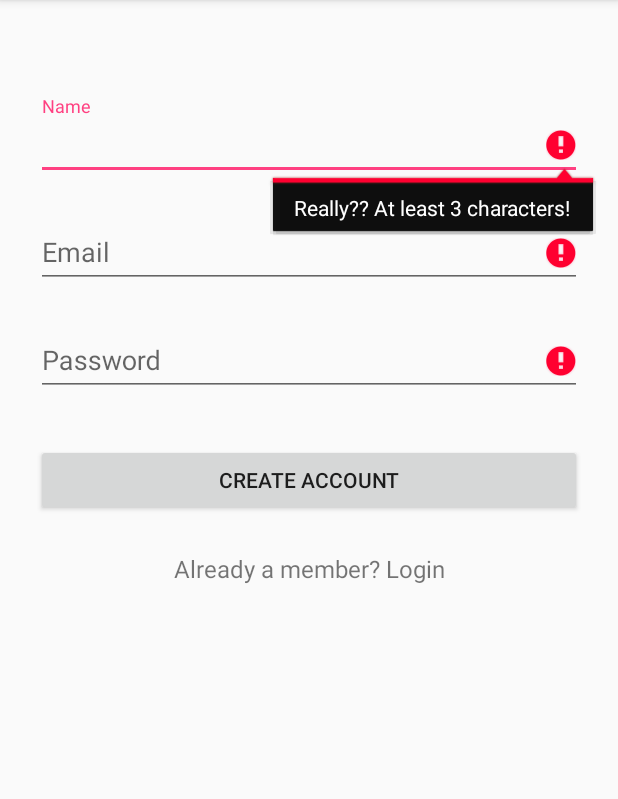
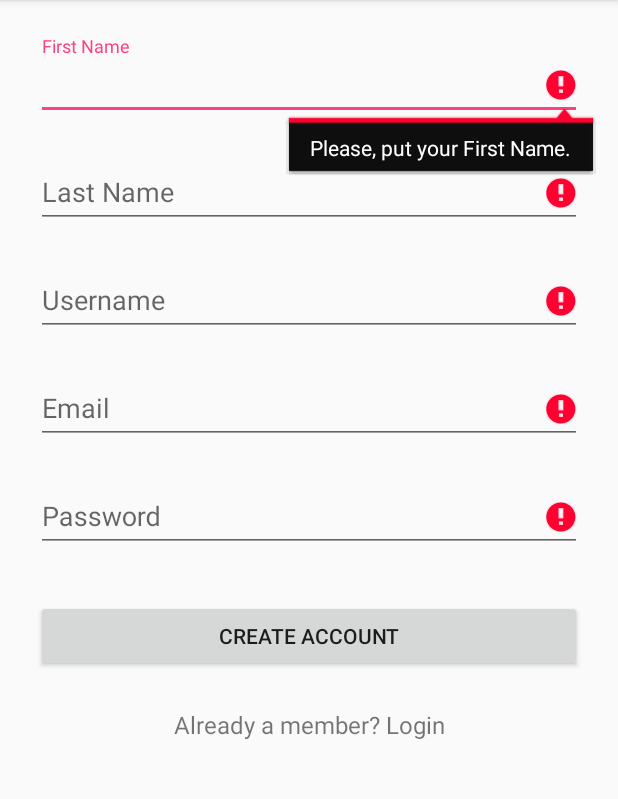
Before and after one commit to miguefra/NightBars, an Android app: the SignUpActivity screen opened directly, with no data from a screen before it, after a tap on "CREATE ACCOUNT", on a phone screen of 412 x 824 dp, the part 84-883 px from its top. Run offline under Robolectric (Android 15) with nearby library versions, the phone set to English and light mode, and no system bars; our stand-ins replace ButterKnife.

Commit message:
Añadida guardar sesión de usuario (OJO al hacer login se te guarda la sesión y no hay botón de logout, hay que borrar la cache de la app). Mejorada la vista de SignUp. Añadidos los campos que faltaban. Añadidas variables en strings.xml (código más limpio). Creados modelos Place y Review (no se si hará falta).

```diff
--- a/NightBars/app/src/main/java/nightbars/nightbars/AddActivity.java
+++ b/NightBars/app/src/main/java/nightbars/nightbars/AddActivity.java
@@ -1,8 +1,5 @@
 package nightbars.nightbars;
 
-/**
- * Created by Miguel on 25/04/2017.
- */
+public class AddActivity {
 
-public class AddActivity {
 }
--- a/NightBars/app/src/main/java/nightbars/nightbars/MenuActivity.java
+++ b/NightBars/app/src/main/java/nightbars/nightbars/MenuActivity.java
@@ -1,8 +1,5 @@
 package nightbars.nightbars;
 
-/**
- * Created by Miguel on 25/04/2017.
- */
+public class MenuActivity {
 
-public class MenuActivity {
 }
--- a/NightBars/app/src/main/java/nightbars/nightbars/SignUpActivity.java
+++ b/NightBars/app/src/main/java/nightbars/nightbars/SignUpActivity.java
@@ -19,8 +19,12 @@ public class SignUpActivity extends AppCompatActivity implements TaskCallback {
     private String IP = "sql8.freesqldatabase.com:3306";
     private String dataBase = "/sql8170846";
 
-    @InjectView(R.id.input_name)
-    EditText nameText;
+    @InjectView(R.id.input_fname)
+    EditText fnameText;
+    @InjectView(R.id.input_lname)
+    EditText lnameText;
+    @InjectView(R.id.input_username)
+    EditText usernameText;
     @InjectView(R.id.input_email)
     EditText emailText;
     @InjectView(R.id.input_password)
@@ -62,9 +66,9 @@ public class SignUpActivity extends AppCompatActivity implements TaskCallback {
 
         signupButton.setEnabled(false);
 
-        String fname = nameText.getText().toString();
-        String lname = nameText.getText().toString();
-        String username = nameText.getText().toString();
+        String fname = fnameText.getText().toString();
+        String lname = lnameText.getText().toString();
+        String username = usernameText.getText().toString();
         String email = emailText.getText().toString();
         String password = passwordText.getText().toString();
 
@@ -98,15 +102,31 @@ public class SignUpActivity extends AppCompatActivity implements TaskCallback {
     public boolean validate() {
         boolean valid = true;
 
-        String name = nameText.getText().toString();
+        String fname = fnameText.getText().toString();
+        String lname = lnameText.getText().toString();
+        String username = usernameText.getText().toString();
         String email = emailText.getText().toString();
         String password = passwordText.getText().toString();
 
-        if (name.isEmpty() || name.length() < 3) {
-            nameText.setError("Really?? At least 3 characters!");
+        if (fname.isEmpty()) {
+            fnameText.setError("Please, put your First Name.");
             valid = false;
         } else {
-            nameText.setError(null);
+            fnameText.setError(null);
+        }
+
+        if (lname.isEmpty()) {
+            lnameText.setError("Eey, put your Last Name too, please.");
+            valid = false;
+        } else {
+            lnameText.setError(null);
+        }
+
+        if (username.isEmpty() || username.length() < 3) {
+            usernameText.setError("Really?? At least 3 characters!");
+            valid = false;
+        } else {
+            usernameText.setError(null);
         }
 
         if (email.isEmpty() || !android.util.Patterns.EMAIL_ADDRESS.matcher(email).matches()) {
--- a/NightBars/app/src/main/java/nightbars/nightbars/app/ConexionDBSignUp.java
+++ b/NightBars/app/src/main/java/nightbars/nightbars/app/ConexionDBSignUp.java
@@ -36,6 +36,7 @@ public class ConexionDBSignUp extends AsyncTask<String, Integer, Integer> {
             conn = DriverManager.getConnection("jdbc:mysql://" + strings[0] + strings[1], "sql8170846", "6mgd7pf7cJ");
 
             // TODO: Comprobar que no exista ese correo.
+            // TODO: Comprobar que no exista el username.
             Statement estado = conn.createStatement();
             System.out.println("Conexion establecida");
             String peticion = "INSERT INTO User(fname, lname, username, email, pass) VALUES('"+ strings[2] + "', '" + strings[3] + "', '"+ strings[4] + "', '" + strings[5] +"', '"+ strings[6] + "')";
--- a/NightBars/app/src/main/res/layout/activity_sign_up.xml
+++ b/NightBars/app/src/main/res/layout/activity_sign_up.xml
@@ -15,7 +15,7 @@
             android:orientation="vertical"
             android:layout_width="match_parent"
             android:layout_height="wrap_content"
-            android:paddingTop="56dp"
+            android:paddingTop="16dp"
             android:paddingLeft="24dp"
             android:paddingRight="24dp">
 
@@ -25,17 +25,43 @@
                 android:layout_marginBottom="24dp"
                 android:layout_gravity="center_horizontal" />-->
 
-            <!--  Name Label -->
+            <!--  First Name Label -->
             <android.support.design.widget.TextInputLayout
                 android:layout_width="match_parent"
                 android:layout_height="wrap_content"
                 android:layout_marginTop="8dp"
                 android:layout_marginBottom="8dp">
-                <EditText android:id="@+id/input_name"
+                <EditText android:id="@+id/input_fname"
                     android:layout_width="match_parent"
                     android:layout_height="wrap_content"
                     android:inputType="textCapWords"
-                    android:hint="Name" />
+                    android:hint="@string/first_name" />
+            </android.support.design.widget.TextInputLayout>
+
+            <!--  Last Name Label -->
+            <android.support.design.widget.TextInputLayout
+                android:layout_width="match_parent"
+                android:layout_height="wrap_content"
+                android:layout_marginTop="8dp"
+                android:layout_marginBottom="8dp">
+                <EditText android:id="@+id/input_lname"
+                    android:layout_width="match_parent"
+                    android:layout_height="wrap_content"
+                    android:inputType="textCapWords"
+                    android:hint="@string/last_name" />
+            </android.support.design.widget.TextInputLayout>
+
+            <!--  Username Label -->
+            <android.support.design.widget.TextInputLayout
+                android:layout_width="match_parent"
+                android:layout_height="wrap_content"
+                android:layout_marginTop="8dp"
+                android:layout_marginBottom="8dp">
+                <EditText android:id="@+id/input_username"
+                    android:layout_width="match_parent"
+                    android:layout_height="wrap_content"
+                    android:inputType="textCapWords"
+                    android:hint="@string/username" />
             </android.support.design.widget.TextInputLayout>
 
             <!-- Email Label -->
@@ -48,7 +74,7 @@
                     android:layout_width="match_parent"
                     android:layout_height="wrap_content"
                     android:inputType="textEmailAddress"
-                    android:hint="Email" />
+                    android:hint="@string/email" />
             </android.support.design.widget.TextInputLayout>
 
             <!-- Password Label -->
@@ -61,7 +87,7 @@
                     android:layout_width="match_parent"
                     android:layout_height="wrap_content"
                     android:inputType="textPassword"
-                    android:hint="Password"/>
+                    android:hint="@string/password"/>
             </android.support.design.widget.TextInputLayout>
 
             <!-- Signup Button -->
@@ -72,13 +98,13 @@
                 android:layout_marginTop="24dp"
                 android:layout_marginBottom="24dp"
                 android:padding="12dp"
-                android:text="Create Account"/>
+                android:text="@string/create_account"/>
 
             <TextView android:id="@+id/link_login"
                 android:layout_width="fill_parent"
                 android:layout_height="wrap_content"
                 android:layout_marginBottom="24dp"
-                android:text="Already a member? Login"
+                android:text="@string/already_member"
                 android:gravity="center"
                 android:textSize="16dip"/>
 
--- a/NightBars/app/src/main/res/values/strings.xml
+++ b/NightBars/app/src/main/res/values/strings.xml
@@ -1,4 +1,11 @@
 <resources>
     <string name="app_name">NightBars</string>
+    <string name="first_name">First Name</string>
+    <string name="last_name">Last Name</string>
+    <string name="username">Username</string>
+    <string name="email">Email</string>
+    <string name="password">Password</string>
+    <string name="create_account">Create Account</string>
+    <string name="already_member">Already a member? Login</string>
     <string name="login">Login</string>
 </resources>
```
Also changed, not shown: NightBars/app/src/main/java/nightbars/nightbars/LoginActivity.java (+18 -2 lines), NightBars/app/src/main/java/nightbars/nightbars/app/ConexionDBLogin.java (+18 -2 lines), NightBars/app/src/main/java/nightbars/nightbars/helper/SessionManager.java (added, +58 -0 lines), NightBars/app/src/main/java/nightbars/nightbars/model/Place.java (added, +69 -0 lines), NightBars/app/src/main/java/nightbars/nightbars/model/Review.java (added, +59 -0 lines).
